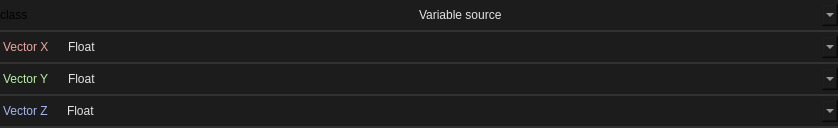
Before: the Qt Designer form smartprop_editor/properties_classes/vector3d.ui in dertwist/Hammer5Tools, drawn with Qt 5.
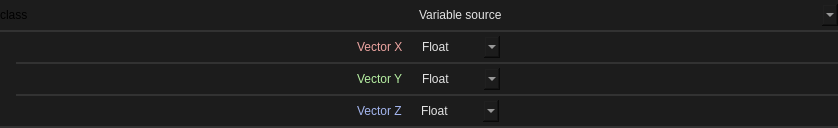
After: the same form once the commit is applied. Icons and pictures are not drawn.

Commit message: Minor ui fixes new property ui for float

Patch:
```diff
--- a/smartprop_editor/properties_classes/vector3d.ui
+++ b/smartprop_editor/properties_classes/vector3d.ui
@@ -266,7 +266,7 @@
        <number>0</number>
       </property>
       <property name="leftMargin">
-       <number>0</number>
+       <number>16</number>
       </property>
       <property name="topMargin">
        <number>0</number>
@@ -359,6 +359,12 @@
            </item>
            <item>
             <widget class="QComboBox" name="comboBox_x">
+             <property name="sizePolicy">
+              <sizepolicy hsizetype="Fixed" vsizetype="Fixed">
+               <horstretch>0</horstretch>
+               <verstretch>0</verstretch>
+              </sizepolicy>
+             </property>
              <property name="styleSheet">
               <string notr="true">QComboBox {
     font: 580 8pt &quot;Segoe UI&quot;;
@@ -549,6 +555,12 @@
            </item>
            <item>
             <widget class="QComboBox" name="comboBox_y">
+             <property name="sizePolicy">
+              <sizepolicy hsizetype="Fixed" vsizetype="Fixed">
+               <horstretch>0</horstretch>
+               <verstretch>0</verstretch>
+              </sizepolicy>
+             </property>
              <property name="styleSheet">
               <string notr="true">QComboBox {
     font: 580 8pt &quot;Segoe UI&quot;;
@@ -740,6 +752,12 @@
            </item>
            <item>
             <widget class="QComboBox" name="comboBox_z">
+             <property name="sizePolicy">
+              <sizepolicy hsizetype="Fixed" vsizetype="Fixed">
+               <horstretch>0</horstretch>
+               <verstretch>0</verstretch>
+              </sizepolicy>
+             </property>
              <property name="styleSheet">
               <string notr="true">QComboBox {
     font: 580 8pt &quot;Segoe UI&quot;;
```
The commit also changes 7 other files.
